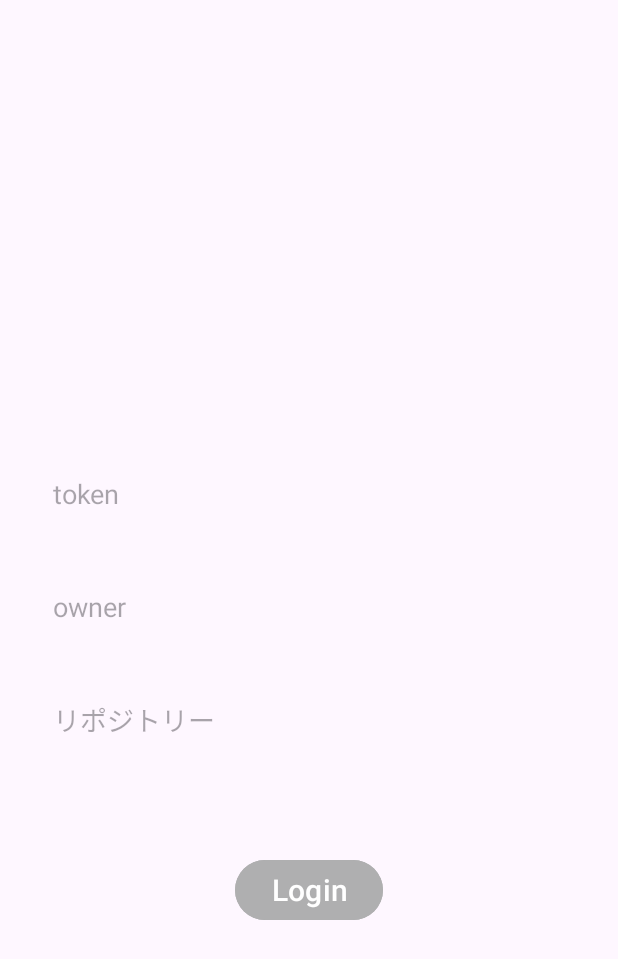
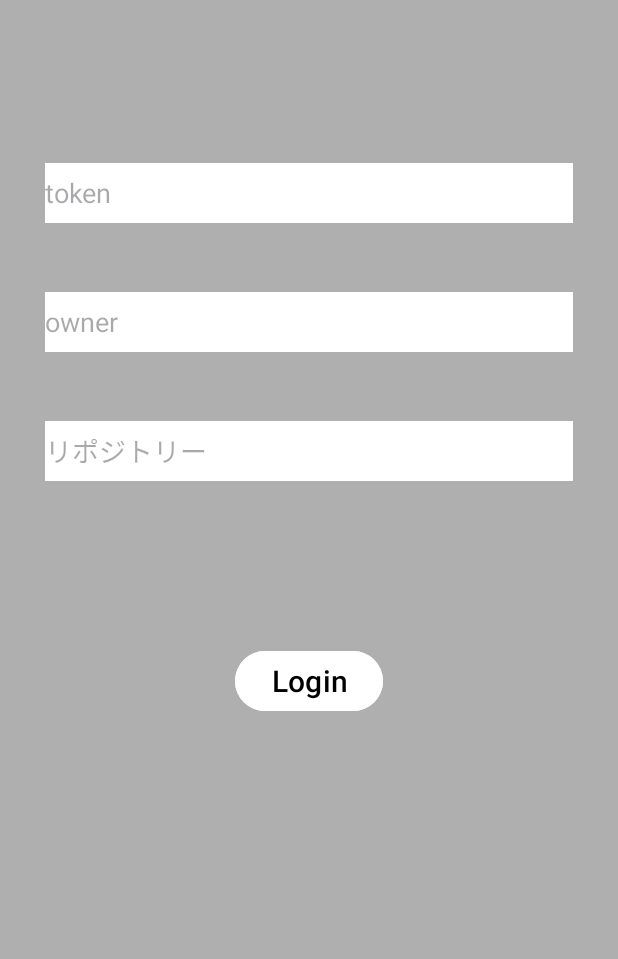
Before and after one commit to Akito626/IssueManager, an Android app: the screen it shows after launch (LoginActivity), on a phone screen of 412 x 824 dp. Shown: the top 959 px of the screen. Run offline under Robolectric (Android 15) with nearby library versions, the phone set to English and light mode, and no system bars.

Commit message:
ログイン画面のレイアウトを調整しました。

```diff
--- a/app/src/main/java/com/alha_app/issuemanager/EditorActivity.java
+++ b/app/src/main/java/com/alha_app/issuemanager/EditorActivity.java
@@ -14,10 +14,12 @@ import android.widget.Toast;
 import com.fasterxml.jackson.databind.JsonNode;
 import com.fasterxml.jackson.databind.ObjectMapper;
 
+import java.io.IOException;
 import java.util.HashMap;
 import java.util.Map;
 
 import okhttp3.FormBody;
+import okhttp3.Interceptor;
 import okhttp3.OkHttpClient;
 import okhttp3.Request;
 import okhttp3.RequestBody;
@@ -94,6 +96,8 @@ public class EditorActivity extends AppCompatActivity {
         JsonNode jsonResult = null;
         ObjectMapper mapper = new ObjectMapper();
 
+        System.out.println(urlString);
+
         if(titleText.getText().toString().equals("")){
             Toast.makeText(issueManager, "タイトルを入力してください", Toast.LENGTH_SHORT).show();
             return;
@@ -112,11 +116,14 @@ public class EditorActivity extends AppCompatActivity {
         try {
             Request request = new Request.Builder()
                     .url(urlString)
+                    .addHeader("Accept", "application/vnd.github+json")
                     .addHeader("Authorization", "token " + token)
+                    .addHeader("X-GitHub-Api-Version", "2022-11-28")
                     .post(requestBody)
                     .build();
 
-            OkHttpClient okHttpClient = new OkHttpClient.Builder().build();
+            OkHttpClient okHttpClient = new OkHttpClient.Builder()
+                    .build();
             Response response = okHttpClient.newCall(request).execute();
 
             json = response.body().string();
@@ -133,7 +140,7 @@ public class EditorActivity extends AppCompatActivity {
 
             if(!response.isSuccessful()){
                 handler.post(() -> {
-                    Toast.makeText(issueManager, "追加できませんでした", Toast.LENGTH_SHORT).show();
+                    Toast.makeText(issueManager, "通信に失敗しました", Toast.LENGTH_SHORT).show();
                 });
                 return;
             }
@@ -148,6 +155,10 @@ public class EditorActivity extends AppCompatActivity {
 
     public void updateIssue(){
         String urlString = BuildConfig.URL + owner + "/" + repo + "/issues/" + issueNumber;
+
+        int i = Integer.parseInt(issueNumber);
+        System.out.println(i);
+        System.out.println(urlString);
 
         String json = "";
         JsonNode jsonResult = null;
@@ -165,7 +176,9 @@ public class EditorActivity extends AppCompatActivity {
         try {
             Request request = new Request.Builder()
                     .url(urlString)
+                    .addHeader("Accept", "application/vnd.github+json")
                     .addHeader("Authorization", "token " + token)
+                    .addHeader("X-GitHub-Api-Version", "2022-11-28")
                     .patch(requestBody)
                     .build();
 
@@ -186,7 +199,7 @@ public class EditorActivity extends AppCompatActivity {
 
             if(!response.isSuccessful()){
                 handler.post(() -> {
-                    Toast.makeText(issueManager, "追加できませんでした", Toast.LENGTH_SHORT).show();
+                    Toast.makeText(issueManager, "通信に失敗しました", Toast.LENGTH_SHORT).show();
                 });
                 return;
             }
--- a/app/src/main/java/com/alha_app/issuemanager/MainActivity.java
+++ b/app/src/main/java/com/alha_app/issuemanager/MainActivity.java
@@ -43,6 +43,7 @@ import okhttp3.Response;
 public class MainActivity extends AppCompatActivity {
 
     private IssueManager issueManager;
+    private String token;
     private String owner;
     private String repo;
     private ListView openIssueList;
@@ -63,6 +64,7 @@ public class MainActivity extends AppCompatActivity {
         setSupportActionBar(toolbar);
 
         issueManager = (IssueManager) this.getApplication();
+        token = issueManager.getToken();
         owner = issueManager.getOwner();
         repo = issueManager.getRepo();
 
@@ -128,7 +130,7 @@ public class MainActivity extends AppCompatActivity {
             issueManager.setIssueBody(null);
             issueManager.setIssueNumber(null);
             startActivity(new Intent(getApplication(), EditorActivity.class));
-        } else if(item.getItemId() == R.id.action_update){
+        } else if (item.getItemId() == R.id.action_update) {
             TextView textView = findViewById(R.id.nodata_text);
             textView.setVisibility(View.INVISIBLE);
             new Thread(() -> {
@@ -137,7 +139,7 @@ public class MainActivity extends AppCompatActivity {
                 i = getIssues("open");
                 openText.setText("Open " + i);
             }).start();
-        } else if(item.getItemId() == R.id.action_logout){
+        } else if (item.getItemId() == R.id.action_logout) {
             issueManager.setToken(null);
             issueManager.setOwner(null);
             issueManager.setRepo(null);
@@ -146,22 +148,25 @@ public class MainActivity extends AppCompatActivity {
         return true;
     }
 
-    public int getIssues(String s){
+    public int getIssues(String s) {
         String urlString = BuildConfig.URL + owner + "/" + repo + "/issues" + "?state=" + s;
 
         String json = "";
         JsonNode jsonResult = null;
         ObjectMapper mapper = new ObjectMapper();
 
-        try{
+        try {
             Request request = new Request.Builder()
+                    .addHeader("Accept", "application/vnd.github+json")
+                    .addHeader("Authorization", "token " + token)
+                    .addHeader("X-GitHub-Api-Version", "2022-11-28")
                     .url(urlString)
                     .build();
             OkHttpClient okHttpClient = new OkHttpClient.Builder().build();
             Response response = okHttpClient.newCall(request).execute();
             json = response.body().string();
             jsonResult = mapper.readTree(json);
-            if(jsonResult.size() == 0){
+            if (jsonResult.size() == 0) {
                 handler.post(() -> {
                     TextView textView = findViewById(R.id.nodata_text);
                     textView.setVisibility(View.VISIBLE);
@@ -171,29 +176,29 @@ public class MainActivity extends AppCompatActivity {
 
             ArrayList<Map<String, String>> listData = new ArrayList<>();
             String tmp = "";
-            for(int i = 0; i < jsonResult.size(); i++){
+            for (int i = 0; i < jsonResult.size(); i++) {
                 Map<String, String> item = new HashMap<>();
                 Map<String, String> issueData = new HashMap<>();
 
                 tmp = jsonResult.get(i).get("title").toString();
-                tmp = tmp.substring(1, tmp.length()-1);
+                tmp = tmp.substring(1, tmp.length() - 1);
                 tmp = tmp.replaceAll("\\\\r", "");
                 tmp = tmp.replaceAll("\\\\n", "\n");
                 item.put("title", tmp);
                 issueData.put("title", tmp);
 
                 tmp = jsonResult.get(i).get("body").toString();
-                tmp = tmp.substring(1, tmp.length()-1);
+                tmp = tmp.substring(1, tmp.length() - 1);
                 tmp = tmp.replaceAll("\\\\r", "");
                 tmp = tmp.replaceAll("\\\\n", "\n");
                 issueData.put("body", tmp);
 
                 tmp = jsonResult.get(i).get("user").get("login").toString();
-                tmp = tmp.substring(1, tmp.length()-1);
+                tmp = tmp.substring(1, tmp.length() - 1);
                 item.put("name", tmp);
                 issueData.put("name", tmp);
 
-                if(jsonResult.get(i).get("labels").size() == 0){
+                if (jsonResult.get(i).get("labels").size() == 0) {
                     item.put("label", "default");
                     issueData.put("label", "default");
                 } else {
@@ -204,7 +209,7 @@ public class MainActivity extends AppCompatActivity {
                 }
 
                 tmp = jsonResult.get(i).get("created_at").toString();
-                tmp = tmp.substring(1, tmp.length()-1);
+                tmp = tmp.substring(1, tmp.length() - 1);
                 tmp = tmp.replace("T", " ");
                 tmp = tmp.replace("Z", "");
                 item.put("date", tmp);
@@ -215,14 +220,14 @@ public class MainActivity extends AppCompatActivity {
 
                 listData.add(item);
 
-                if(s.equals("open")){
+                if (s.equals("open")) {
                     openIssueSet.add(issueData);
-                } else if(s.equals("closed")){
+                } else if (s.equals("closed")) {
                     closedIssueSet.add(issueData);
                 }
             }
 
-            if(s.equals("open")) {
+            if (s.equals("open")) {
                 handler.post(() -> {
                     openIssueList.setAdapter(new SimpleAdapter(
                             this,
@@ -232,7 +237,7 @@ public class MainActivity extends AppCompatActivity {
                             new int[]{R.id.title, R.id.date, R.id.label, R.id.name}
                     ));
                 });
-            } else if(s.equals("closed")){
+            } else if (s.equals("closed")) {
                 handler.post(() -> {
                     closedIssueList.setAdapter(new SimpleAdapter(
                             this,
@@ -244,14 +249,11 @@ public class MainActivity extends AppCompatActivity {
                 });
             }
             return jsonResult.size();
-        } catch (Exception e){
-            if(jsonResult.size() == 0){
+        } catch (Exception e) {
             handler.post(() -> {
                 TextView textView = findViewById(R.id.nodata_text);
                 textView.setVisibility(View.VISIBLE);
             });
-                return 0;
-            }
             e.printStackTrace();
         }
         return 0;
--- a/app/src/main/res/layout/activity_login.xml
+++ b/app/src/main/res/layout/activity_login.xml
@@ -4,81 +4,93 @@
     xmlns:tools="http://schemas.android.com/tools"
     android:layout_width="match_parent"
     android:layout_height="match_parent"
+    android:orientation="vertical"
     tools:context=".LoginActivity"
-    android:orientation="vertical">
+    android:background="#afafb0">
 
     <Space
         android:layout_width="match_parent"
         android:layout_height="0dp"
-        android:layout_weight="0.3"/>
+        android:layout_weight="0.1" />
 
-    <LinearLayout
+    <FrameLayout
         android:layout_width="match_parent"
         android:layout_height="0dp"
-        android:layout_weight="0.3"
-        android:layout_marginStart="30dp"
-        android:layout_marginEnd="30dp"
-        android:orientation="vertical">
+        android:layout_weight="0.1"
+        android:background="#afafb0">
 
         <EditText
             android:id="@+id/token"
             android:layout_width="match_parent"
-            android:layout_height="30dp"
+            android:layout_height="40dp"
+            android:layout_margin="30dp"
+            android:autoSizeTextType="uniform"
+            android:background="@color/white"
+            android:hint="token"
             android:inputType="text"
+            android:layout_gravity="center_vertical" />
+    </FrameLayout>
+
+    <FrameLayout
+        android:layout_width="match_parent"
+        android:layout_height="0dp"
+        android:layout_weight="0.1"
+        android:background="#afafb0">
+
+        <EditText
+            android:id="@+id/owner"
+            android:layout_width="match_parent"
+            android:layout_height="40dp"
+            android:layout_margin="30dp"
             android:autoSizeTextType="uniform"
-            android:layout_margin="5dp"
-            android:background="#00000000"
-            android:hint="token"/>
+            android:background="@color/white"
+            android:hint="owner"
+            android:inputType="text"
+            android:layout_gravity="center_vertical"/>
+    </FrameLayout>
+
+    <FrameLayout
+        android:layout_width="match_parent"
+        android:layout_height="0dp"
+        android:layout_weight="0.1"
+        android:background="#afafb0">
+
+        <EditText
+            android:id="@+id/repo"
+            android:layout_width="match_parent"
+            android:layout_height="40dp"
+            android:layout_margin="30dp"
+            android:autoSizeTextType="uniform"
+            android:background="@color/white"
+            android:hint="リポジトリー"
+            android:inputType="text"
+            android:layout_gravity="center_vertical"/>
 
         <Space
             android:layout_width="match_parent"
             android:layout_height="0dp"
-            android:layout_weight="0.05"/>
-
-        <EditText
-            android:id="@+id/owner"
-            android:layout_width="match_parent"
-            android:layout_height="30dp"
-            android:inputType="text"
-            android:autoSizeTextType="uniform"
-            android:layout_margin="5dp"
-            android:background="#00000000"
-            android:hint="owner"/>
+            android:layout_weight="0.1" />
+    </FrameLayout>
 
     <Space
         android:layout_width="match_parent"
         android:layout_height="0dp"
-            android:layout_weight="0.05"/>
-
-        <EditText
-            android:id="@+id/repo"
-            android:layout_width="match_parent"
-            android:layout_height="30dp"
-            android:inputType="text"
-            android:autoSizeTextType="uniform"
-            android:layout_margin="5dp"
-            android:background="#00000000"
-            android:hint="リポジトリー"/>
-
-        <Space
-            android:layout_width="match_parent"
-            android:layout_height="0dp"
-            android:layout_weight="0.1"/>
+        android:layout_weight="0.1" />
 
     <Button
         android:id="@+id/login_button"
         android:layout_width="wrap_content"
         android:layout_height="wrap_content"
+        android:layout_gravity="center"
         android:autoSizeTextType="uniform"
-            android:textSize="20dp"
+        android:backgroundTint="@color/white"
         android:text="Login"
-            android:layout_gravity="center"
-            android:backgroundTint="#afafb0"/>
-    </LinearLayout>
+        android:textColor="@color/black"
+        android:textSize="20dp" />
 
     <Space
         android:layout_width="match_parent"
         android:layout_height="0dp"
-        android:layout_weight="0.2"/>
+        android:layout_weight="0.4" />
 
 </LinearLayout>
```
Lines whose indentation alone changed are shown as unchanged.
